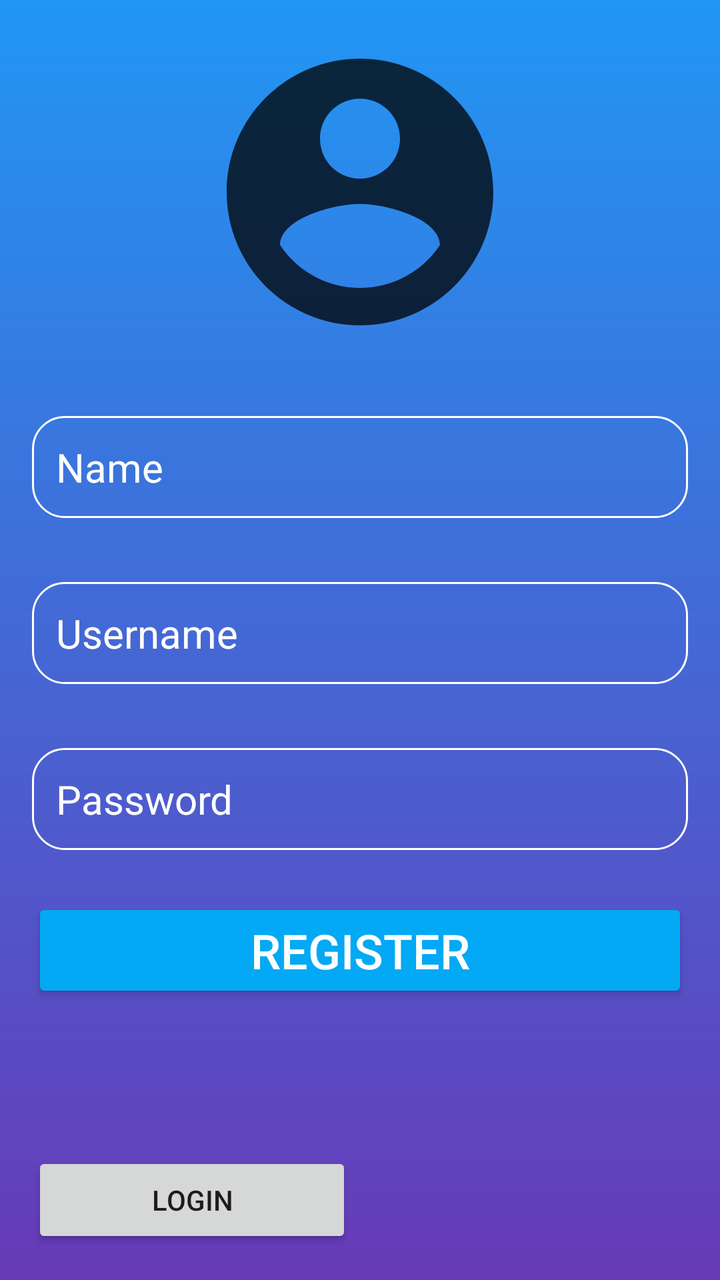
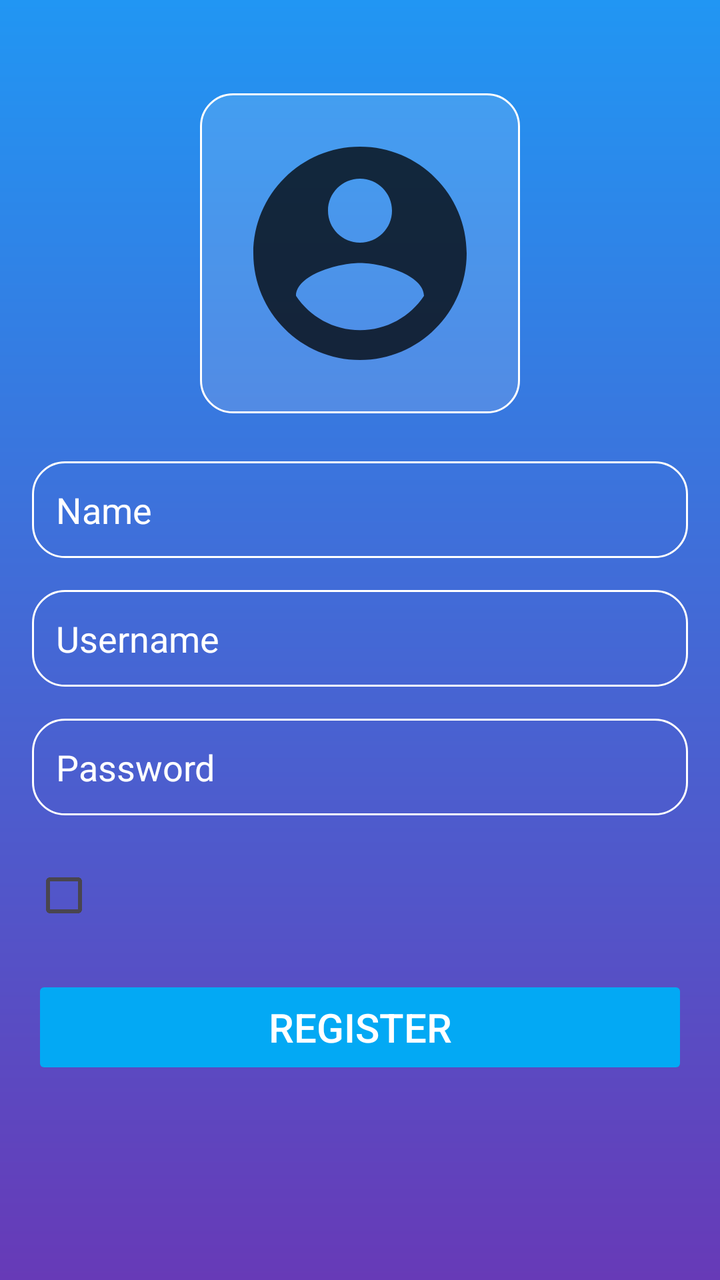

Before-and-after screenshots of an Android layout around one commit, followed by the original layout XML and the change that was made.
<!-- AndroidManifest.xml: application theme Theme.AuthMobile -->
<!-- res/layout/activity_register.xml -->
<?xml version="1.0" encoding="utf-8"?>
<androidx.constraintlayout.widget.ConstraintLayout xmlns:android="http://schemas.android.com/apk/res/android"
    xmlns:tools="http://schemas.android.com/tools"
    android:id="@+id/main"
    android:layout_width="match_parent"
    android:layout_height="match_parent"
    android:background="@drawable/auth_background"
    android:gravity="center"
    android:padding="16dp"
    tools:context=".MainActivity">

    <LinearLayout
        android:layout_width="match_parent"
        android:layout_height="match_parent"
        android:orientation="vertical">

        <ImageView
            android:layout_width="160dp"
            android:layout_height="160dp"
            android:layout_gravity="center_horizontal"
            android:src="@drawable/login_account_circle" />

        <EditText
            android:id="@+id/name_input"
            android:layout_width="match_parent"
            android:layout_height="wrap_content"
            android:layout_marginTop="32dp"
            android:background="@drawable/rounded_field_corner"
            android:hint="Name"
            android:inputType="text"
            android:padding="12dp"
            android:textColor="@color/white"
            android:textColorHint="@color/white"
            android:textSize="20sp" />

        <EditText
            android:id="@+id/username_input"
            android:layout_width="match_parent"
            android:layout_height="wrap_content"
            android:layout_marginTop="32dp"
            android:background="@drawable/rounded_field_corner"
            android:hint="Username"
            android:inputType="text"
            android:padding="12dp"
            android:textColor="@color/white"
            android:textColorHint="@color/white"
            android:textSize="20sp" />

        <EditText
            android:id="@+id/password_input"
            android:layout_width="match_parent"
            android:layout_height="wrap_content"
            android:layout_marginTop="32dp"
            android:layout_marginBottom="24dp"
            android:background="@drawable/rounded_field_corner"
            android:hint="Password"
            android:inputType="textPassword"
            android:padding="12dp"
            android:textColor="@color/white"
            android:textColorHint="@color/white"
            android:textSize="20sp" />

        <Button
            android:layout_width="match_parent"
            android:layout_height="wrap_content"
            android:text="Register"
            android:textSize="24sp"
            android:textColor="@color/white"
            android:backgroundTint="#03A9F4"
            android:id="@+id/register_button"/>

        <GridLayout
            android:layout_width="match_parent"
            android:layout_height="match_parent"
            android:layout_gravity="center_horizontal">

            <Button
                android:layout_width="160dp"
                android:layout_height="wrap_content"
                android:layout_gravity="bottom"
                android:text="Login"
                android:id="@+id/login_button"/>
        </GridLayout>

    </LinearLayout>

</androidx.constraintlayout.widget.ConstraintLayout>
<!-- resources referenced by this layout -->
<resources>
  <color name="white">#FFFFFFFF</color>
  <!-- drawable auth_background (drawable) -->
  <?xml version="1.0" encoding="utf-8"?>
  <shape xmlns:android="http://schemas.android.com/apk/res/android">
  
      <gradient
          android:type="linear"
          android:angle="100"
          android:startColor="#2196F3"
          android:endColor="#673AB7" />
  </shape>
  <!-- drawable login_account_circle (drawable) -->
  <vector xmlns:android="http://schemas.android.com/apk/res/android" android:height="24dp" android:tint="#BF000000" android:viewportHeight="24" android:viewportWidth="24" android:width="24dp">
        
      <path android:fillColor="@android:color/white" android:pathData="M12,2C6.48,2 2,6.48 2,12s4.48,10 10,10 10,-4.48 10,-10S17.52,2 12,2zM12,5c1.66,0 3,1.34 3,3s-1.34,3 -3,3 -3,-1.34 -3,-3 1.34,-3 3,-3zM12,19.2c-2.5,0 -4.71,-1.28 -6,-3.22 0.03,-1.99 4,-3.08 6,-3.08 1.99,0 5.97,1.09 6,3.08 -1.29,1.94 -3.5,3.22 -6,3.22z"/>
      
  </vector>
  <!-- drawable rounded_field_corner (drawable) -->
  <?xml version="1.0" encoding="utf-8"?>
  <shape xmlns:android="http://schemas.android.com/apk/res/android"
      android:shape="rectangle"
      >
      <corners android:radius="16dp"
          />
      <stroke
          android:width="1dp" android:color="@color/white"/>
  
  </shape>
  <style name="Theme.AuthMobile" parent="Base.Theme.AuthMobile" />
  <style name="Base.Theme.AuthMobile" parent="Theme.Material3.DayNight.NoActionBar">
          
          
      </style>
</resources>

<!-- the commit's change to res/layout/activity_register.xml (unified diff, before → after) -->
@@ -1,87 +1,127 @@
 <?xml version="1.0" encoding="utf-8"?>
-<androidx.constraintlayout.widget.ConstraintLayout xmlns:android="http://schemas.android.com/apk/res/android"
+<RelativeLayout xmlns:android="http://schemas.android.com/apk/res/android"
     xmlns:tools="http://schemas.android.com/tools"
     android:id="@+id/main"
     android:layout_width="match_parent"
     android:layout_height="match_parent"
     android:background="@drawable/auth_background"
-    android:gravity="center"
     android:padding="16dp"
-    tools:context=".MainActivity">
+    tools:context=".RegisterActivity">
 
     <LinearLayout
+        android:id="@+id/form_container"
         android:layout_width="match_parent"
-        android:layout_height="match_parent"
+        android:layout_height="wrap_content"
+        android:layout_above="@+id/already_have_account_text"
+        android:layout_alignParentTop="true"
+        android:gravity="center"
         android:orientation="vertical">
 
-        <ImageView
+        <FrameLayout
             android:layout_width="160dp"
             android:layout_height="160dp"
-            android:layout_gravity="center_horizontal"
-            android:src="@drawable/login_account_circle" />
+            android:layout_gravity="center_horizontal">
+
+            <ImageView
+                android:id="@+id/profile_image"
+                android:layout_width="match_parent"
+                android:layout_height="match_parent"
+                android:background="@drawable/social_button_background"
+                android:clickable="true"
+                android:contentDescription="@string/profile_picture"
+                android:focusable="true"
+                android:foreground="?attr/selectableItemBackgroundBorderless"
+                android:padding="16dp"
+                android:scaleType="fitCenter"
+                android:src="@drawable/login_account_circle" />
+
+        </FrameLayout>
 
         <EditText
             android:id="@+id/name_input"
             android:layout_width="match_parent"
             android:layout_height="wrap_content"
-            android:layout_marginTop="32dp"
+            android:layout_marginTop="24dp"
             android:background="@drawable/rounded_field_corner"
-            android:hint="Name"
+            android:hint="@string/name"
             android:inputType="text"
             android:padding="12dp"
             android:textColor="@color/white"
             android:textColorHint="@color/white"
-            android:textSize="20sp" />
+            android:textSize="18sp" />
 
         <EditText
             android:id="@+id/username_input"
             android:layout_width="match_parent"
             android:layout_height="wrap_content"
-            android:layout_marginTop="32dp"
+            android:layout_marginTop="16dp"
             android:background="@drawable/rounded_field_corner"
-            android:hint="Username"
+            android:hint="@string/username"
             android:inputType="text"
             android:padding="12dp"
             android:textColor="@color/white"
             android:textColorHint="@color/white"
-            android:textSize="20sp" />
+            android:textSize="18sp" />
 
         <EditText
             android:id="@+id/password_input"
             android:layout_width="match_parent"
             android:layout_height="wrap_content"
-            android:layout_marginTop="32dp"
-            android:layout_marginBottom="24dp"
+            android:layout_marginTop="16dp"
             android:background="@drawable/rounded_field_corner"
-            android:hint="Password"
+            android:hint="@string/password"
             android:inputType="textPassword"
             android:padding="12dp"
             android:textColor="@color/white"
             android:textColorHint="@color/white"
-            android:textSize="20sp" />
+            android:textSize="18sp" />
+
+        <LinearLayout
+            android:id="@+id/terms_container"
+            android:layout_width="match_parent"
+            android:layout_height="wrap_content"
+            android:layout_marginTop="16dp"
+            android:layout_marginBottom="16dp"
+            android:gravity="center_vertical"
+            android:orientation="horizontal">
+
+            <CheckBox
+                android:id="@+id/terms_checkbox"
+                android:layout_width="wrap_content"
+                android:layout_height="wrap_content"
+                android:buttonTint="#03A9F4" />
+
+            <TextView
+                android:id="@+id/terms_text"
+                android:layout_width="wrap_content"
+                android:layout_height="wrap_content"
+                android:textColor="@color/white"
+                android:textColorLink="#03A9F4"
+                android:textSize="14sp" />
+
+        </LinearLayout>
 
         <Button
+            android:id="@+id/register_button"
             android:layout_width="match_parent"
-            android:layout_height="wrap_content"
-            android:text="Register"
-            android:textSize="24sp"
+            android:layout_height="52dp"
+            android:backgroundTint="#03A9F4"
+            android:enabled="false"
+            android:text="@string/register"
             android:textColor="@color/white"
-            android:backgroundTint="#03A9F4"
-            android:id="@+id/register_button"/>
-
-        <GridLayout
-            android:layout_width="match_parent"
-            android:layout_height="match_parent"
-            android:layout_gravity="center_horizontal">
-
-            <Button
-                android:layout_width="160dp"
-                android:layout_height="wrap_content"
-                android:layout_gravity="bottom"
-                android:text="Login"
-                android:id="@+id/login_button"/>
-        </GridLayout>
+            android:textSize="20sp" />
 
     </LinearLayout>
 
-</androidx.constraintlayout.widget.ConstraintLayout>
+    <TextView
+        android:id="@+id/already_have_account_text"
+        android:layout_width="match_parent"
+        android:layout_height="wrap_content"
+        android:layout_alignParentBottom="true"
+        android:gravity="center"
+        android:padding="16dp"
+        android:textColor="@color/white"
+        android:textColorLink="#03A9F4"
+        android:textSize="16sp" />
+
+</RelativeLayout>
<!-- resource entries referenced after the edit -->
@@ -28,6 +28,25 @@
           android:width="1dp" android:color="@color/white"/>
   
   </shape>
+  <!-- drawable social_button_background (drawable) -->
+  <?xml version="1.0" encoding="utf-8"?>
+  <ripple xmlns:android="http://schemas.android.com/apk/res/android"
+      android:color="#33FFFFFF">
+      <item>
+          <shape android:shape="rectangle">
+              <corners android:radius="16dp" />
+              <solid android:color="#22FFFFFF" />
+              <stroke
+                  android:width="1dp"
+                  android:color="@color/white" />
+          </shape>
+      </item>
+  </ripple>
+  <string name="name">Name</string>
+  <string name="password">Password</string>
+  <string name="profile_picture">Foto de perfil</string>
+  <string name="register">Register</string>
+  <string name="username">Username</string>
   <style name="Theme.AuthMobile" parent="Base.Theme.AuthMobile" />
   <style name="Base.Theme.AuthMobile" parent="Theme.Material3.DayNight.NoActionBar">
           
